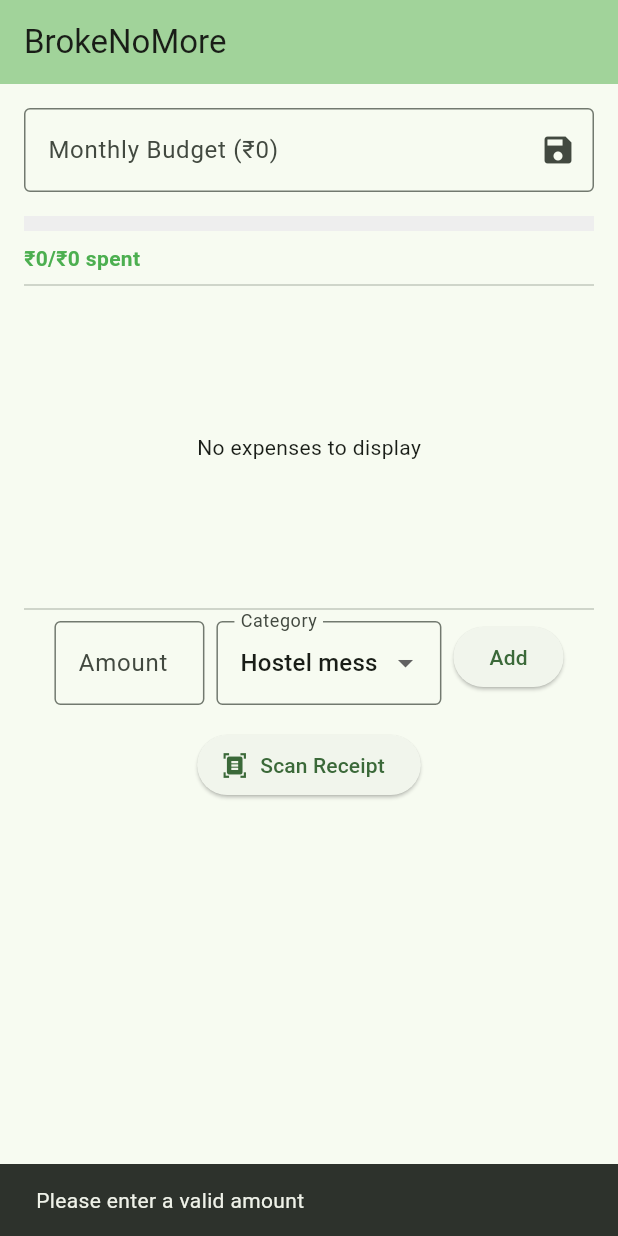
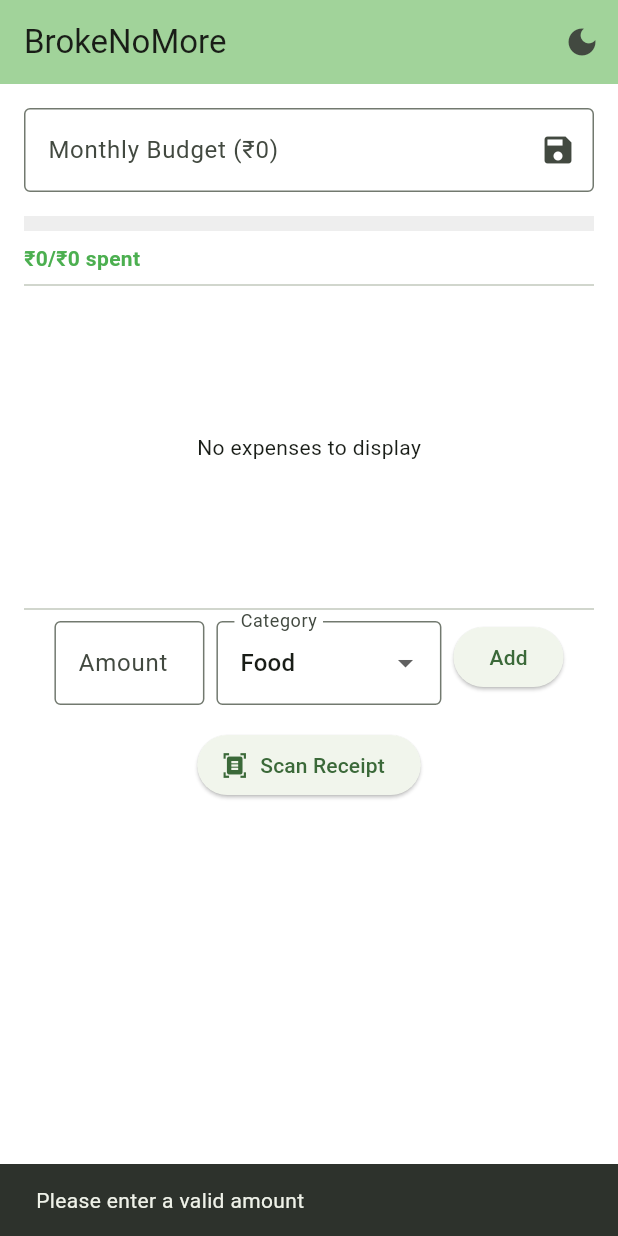
Before and after one commit to AmbujKRai/BrokeNoMore, a Flutter app: the screen it shows after launch, after a tap on "Add", on a phone screen of 412 x 824 dp. Run offline on Flutter 3.47's test engine with Material 3 defaults, Android fonts, the phone set to English and light mode, and no system bars; our stand-ins replace fl_chart, hive_flutter, image_picker, shared_preferences; missing offline and left inert: google_mlkit_text_recognition; accounts and stored records are empty.

Commit message:
add dark mode

```diff
--- a/lib/main.dart
+++ b/lib/main.dart
@@ -1,14 +1,21 @@
 import 'package:flutter/material.dart';
 import 'package:hive_flutter/hive_flutter.dart';
 import 'package:fl_chart/fl_chart.dart';
+import 'package:provider/provider.dart';
 import 'receipt_scanner.dart';
+import 'theme_provider.dart';
 
 void main() async {
   WidgetsFlutterBinding.ensureInitialized();
   await Hive.initFlutter();
   final expenseBox = await Hive.openBox('expenseBox');
   await expenseBox.clear(); // Clear any corrupted data
-  runApp(const MyApp());
+  runApp(
+    ChangeNotifierProvider(
+      create: (_) => ThemeProvider(),
+      child: const MyApp(),
+    ),
+  );
 }
 
 class MyApp extends StatelessWidget {
@@ -19,9 +26,7 @@ class MyApp extends StatelessWidget {
     return MaterialApp(
       title: 'BrokeNoMore',
       debugShowCheckedModeBanner: false,
-      theme: ThemeData(
-        colorScheme: ColorScheme.fromSeed(seedColor: Colors.green),
-      ),
+      theme: context.watch<ThemeProvider>().themeData,
       home: const MyHomePage(title: 'BrokeNoMore'),
     );
   }
@@ -41,7 +46,7 @@ class _MyHomePageState extends State<MyHomePage> {
   List<Map<String, dynamic>> _expenses = [];
   final TextEditingController _amountController = TextEditingController();
   final TextEditingController _budgetController = TextEditingController();
-  String _selectedCategory = 'Hostel mess';
+  String _selectedCategory = 'Food';
   double _budget = 0;
 
   @override
@@ -102,8 +107,8 @@ class _MyHomePageState extends State<MyHomePage> {
             DropdownButtonFormField<String>(
               value: _selectedCategory,
               items: const [DropdownMenuItem(
-                value: 'Hostel mess',
-                child: Text('Hostel mess'),
+                value: 'Food',
+                child: Text('Food'),
               ),
                 DropdownMenuItem(
                   value: 'Transport',
@@ -118,8 +123,8 @@ class _MyHomePageState extends State<MyHomePage> {
                   child: Text('Party'),
                 ),
                 DropdownMenuItem(
-                  value: 'Toiletries',
-                  child: Text('Toiletries'),
+                  value: 'Stationery',
+                  child: Text('Stationery'),
                 ),
                 DropdownMenuItem(
                   value: 'Bills',
@@ -162,7 +167,7 @@ class _MyHomePageState extends State<MyHomePage> {
           const SnackBar(content: Text('Please enter a valid amount')));
       return;
     }
-    if (!['Hostel mess', 'Transport', 'Movies', 'Party', 'Toiletries','Bills']
+    if (!['Food', 'Transport', 'Movies', 'Party', 'Stationery','Bills']
         .contains(_selectedCategory)) {
       ScaffoldMessenger.of(context).showSnackBar(
           const SnackBar(content: Text('Invalid category selected')));
@@ -223,11 +228,18 @@ class _MyHomePageState extends State<MyHomePage> {
   Widget build(BuildContext context) {
     final totalSpent = _expenses.fold(0.0, (sum, e) => sum + (e['amount'] as double));
     final progress = _calculateBudgetProgress();
+    final themeProvider = Provider.of<ThemeProvider>(context);
 
     return Scaffold(
       appBar: AppBar(
         title: Text(widget.title),
         backgroundColor: Theme.of(context).colorScheme.inversePrimary,
+        actions: [
+          IconButton(
+            icon: Icon(themeProvider.isDarkMode ? Icons.light_mode : Icons.dark_mode),
+            onPressed: () => themeProvider.toggleTheme(),
+          ),
+        ],
       ),
       body: SingleChildScrollView(
         child: Padding(
@@ -349,11 +361,11 @@ class _MyHomePageState extends State<MyHomePage> {
                         border: OutlineInputBorder(),
                       ),
                       items: const [
-                        DropdownMenuItem(value: 'Hostel mess', child: Text('Hostel mess')),
+                        DropdownMenuItem(value: 'Food', child: Text('Food')),
                         DropdownMenuItem(value: 'Transport', child: Text('Transport')),
                         DropdownMenuItem(value: 'Movies', child: Text('Movies')),
                         DropdownMenuItem(value: 'Party', child: Text('Party')),
-                        DropdownMenuItem(value: 'Toiletries', child: Text('Toiletries')),
+                        DropdownMenuItem(value: 'Stationery', child: Text('Stationery')),
                         DropdownMenuItem(value: 'Bills', child: Text('Bills')),
                       ],
                       onChanged: (value) => setState(() => _selectedCategory = value!),
@@ -427,7 +439,7 @@ class _MyHomePageState extends State<MyHomePage> {
 
   IconData _getCategoryIcon(String category) {
     switch (category) {
-      case 'Hostel mess':
+      case 'Food':
         return Icons.restaurant;
       case 'Transport':
         return Icons.directions_bus;
@@ -435,8 +447,8 @@ class _MyHomePageState extends State<MyHomePage> {
         return Icons.movie;
       case 'Party':
         return Icons.celebration;
-      case 'Toiletries':
-        return Icons.soap;
+      case 'Stationery':
+        return Icons.menu_book;
       case 'Bills':
         return Icons.description;
       default:
--- a/lib/receipt_scanner.dart
+++ b/lib/receipt_scanner.dart
@@ -22,7 +22,7 @@ class _ReceiptScannerState extends State<ReceiptScanner> {
   bool _isProcessing = false;
   String _extractedText = '';
   double? _extractedAmount;
-  String _selectedCategory = 'Hostel mess';
+  String _selectedCategory = 'Food';
 
   Future<void> _getImage(ImageSource source) async {
     try {
@@ -123,11 +123,11 @@ class _ReceiptScannerState extends State<ReceiptScanner> {
                       border: OutlineInputBorder(),
                     ),
                     items: const [
-                      DropdownMenuItem(value: 'Hostel mess', child: Text('Hostel mess')),
+                      DropdownMenuItem(value: 'Food', child: Text('Food')),
                       DropdownMenuItem(value: 'Transport', child: Text('Transport')),
                       DropdownMenuItem(value: 'Movies', child: Text('Movies')),
                       DropdownMenuItem(value: 'Party', child: Text('Party')),
-                      DropdownMenuItem(value: 'Toiletries', child: Text('Toiletries')),
+                      DropdownMenuItem(value: 'Stationery', child: Text('Stationery')),
                       DropdownMenuItem(value: 'Bills', child: Text('Bills')),
                     ],
                     onChanged: (value) => setState(() => _selectedCategory = value!),
--- /dev/null
+++ b/lib/theme_provider.dart
@@ -0,0 +1,56 @@
+import 'package:flutter/material.dart';
+import 'package:shared_preferences/shared_preferences.dart';
+
+class ThemeProvider with ChangeNotifier {
+  bool _isDarkMode = false;
+  bool get isDarkMode => _isDarkMode;
+
+  ThemeProvider() {
+    _loadThemePreference();
+  }
+
+  Future<void> _loadThemePreference() async {
+    final prefs = await SharedPreferences.getInstance();
+    _isDarkMode = prefs.getBool('isDarkMode') ?? false;
+    notifyListeners();
+  }
+
+  Future<void> toggleTheme() async {
+    _isDarkMode = !_isDarkMode;
+    final prefs = await SharedPreferences.getInstance();
+    await prefs.setBool('isDarkMode', _isDarkMode);
+    notifyListeners();
+  }
+
+  ThemeData get themeData {
+    return _isDarkMode ? _darkTheme : _lightTheme;
+  }
+
+  static final _lightTheme = ThemeData(
+    useMaterial3: true,
+    colorScheme: ColorScheme.fromSeed(
+      seedColor: Colors.green,
+      brightness: Brightness.light,
+    ),
+    scaffoldBackgroundColor: Colors.white,
+    cardTheme: CardTheme(
+      color: Colors.white,
+      elevation: 2,
+      shape: RoundedRectangleBorder(borderRadius: BorderRadius.circular(8)),
+    ),
+  );
+
+  static final _darkTheme = ThemeData(
+    useMaterial3: true,
+    colorScheme: ColorScheme.fromSeed(
+      seedColor: Colors.green,
+      brightness: Brightness.dark,
+    ),
+    scaffoldBackgroundColor: const Color(0xFF121212),
+    cardTheme: CardTheme(
+      color: const Color(0xFF1E1E1E),
+      elevation: 2,
+      shape: RoundedRectangleBorder(borderRadius: BorderRadius.circular(8)),
+    ),
+  );
+}
--- a/pubspec.yaml
+++ b/pubspec.yaml
@@ -36,6 +36,8 @@ dependencies:
   image_picker: ^1.0.7
   google_mlkit_text_recognition: ^0.11.0
   path_provider: ^2.1.2
+  provider: ^6.1.1
+  shared_preferences: ^2.2.2
 
   # The following adds the Cupertino Icons font to your application.
   # Use with the CupertinoIcons class for iOS style icons.
```
Also changed, not shown: pubspec.lock.
